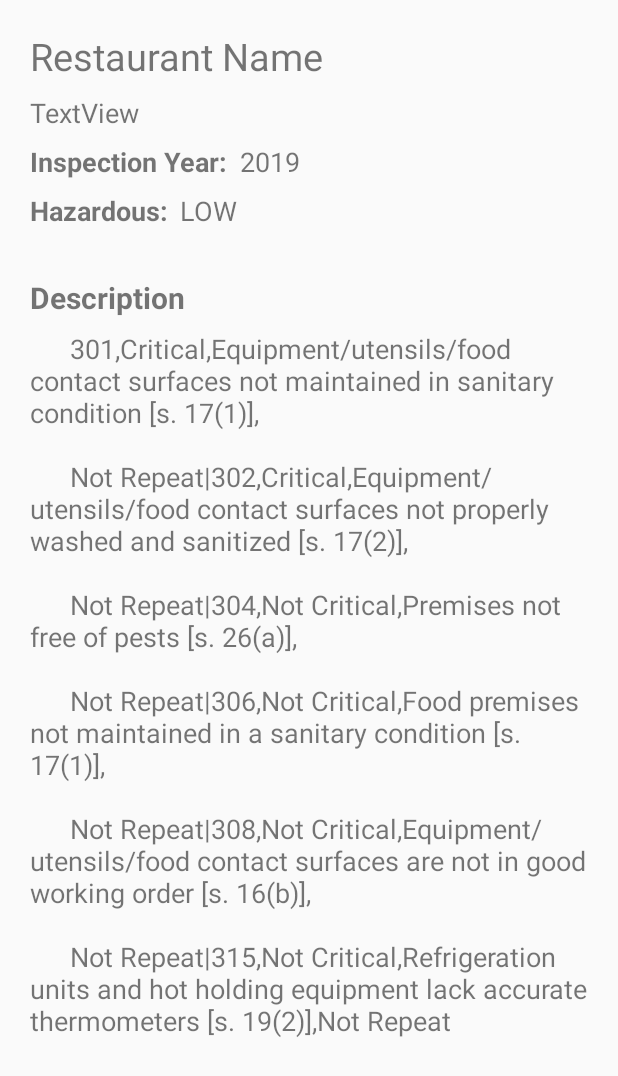
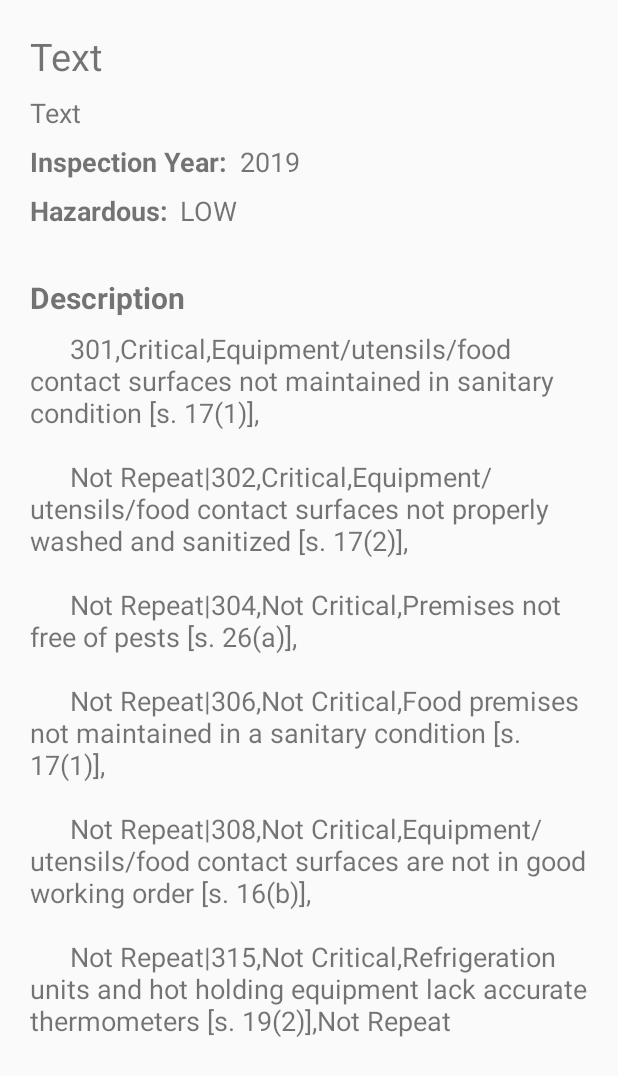
Before and after one commit to BretGG/Safe-Eats, an Android app: the layout activity_detail.xml on its own in the app's theme, with its tools: preview values and no code run, on a phone screen of 412 x 824 dp. Shown: the top 1076 px of the screen. Run offline under Robolectric (Android 15) with nearby library versions, the phone set to English and light mode, and no system bars.

Commit message:
Implemented the recycler view as fragment and combined code with developer branch

```diff
--- a/app/src/main/AndroidManifest.xml
+++ b/app/src/main/AndroidManifest.xml
@@ -39,6 +39,9 @@
                 <category android:name="android.intent.category.LAUNCHER" />
             </intent-filter>
         </activity>
+
+        <activity android:name=".RestaurantListFragment"></activity>
+        <activity android:name=".DetailActivity"></activity>
     </application>
 
 </manifest>
--- a/app/src/main/java/com/example/safe_eats/MapFragment.java
+++ b/app/src/main/java/com/example/safe_eats/MapFragment.java
@@ -31,6 +31,7 @@ public class MapFragment extends Fragment implements OnMapReadyCallback, GoogleM
     private boolean mLocationPermissionGranted = false;
     GoogleMap mMap;
     RestaurantDataManager manager = MapsActivity.manager;
+
     public View onCreateView(@NonNull LayoutInflater inflater,
                              ViewGroup container, Bundle savedInstanceState) {
 
@@ -40,7 +41,6 @@ public class MapFragment extends Fragment implements OnMapReadyCallback, GoogleM
 
         return v;
     }
-
 
     @Override
     public void onMapReady (GoogleMap googleMap){
@@ -60,6 +60,7 @@ public class MapFragment extends Fragment implements OnMapReadyCallback, GoogleM
         }
         mMap.setOnMarkerClickListener(this);
     }
+
     private void getLocationPermission() {
         /*
          * Request location permission, so that we can get the location of the
@@ -78,6 +79,7 @@ public class MapFragment extends Fragment implements OnMapReadyCallback, GoogleM
                     PERMISSIONS_REQUEST_ACCESS_FINE_LOCATION);
         }
     }
+
     @Override
     public void onRequestPermissionsResult(int requestCode,
                                            @NonNull String permissions[],
@@ -95,6 +97,7 @@ public class MapFragment extends Fragment implements OnMapReadyCallback, GoogleM
         }
         updateLocationUI();
     }
+
     private void updateLocationUI() {
         if (mMap == null) {
             return;
--- a/app/src/main/java/com/example/safe_eats/RestaurantAdapter.java
+++ b/app/src/main/java/com/example/safe_eats/RestaurantAdapter.java
@@ -62,7 +62,7 @@ public class RestaurantAdapter extends RecyclerView.Adapter<RestaurantAdapter.Vi
         Context context = parent.getContext();
         LayoutInflater inflater = LayoutInflater.from(context);
 
-        View listView = inflater.inflate(R.layout.recycler_row_layout, parent, false);
+        View listView = inflater.inflate(R.layout.row_layout, parent, false);
         ViewHolder viewHolder = new ViewHolder(listView, onRestaurantClickListener);
 
         return viewHolder;
--- a/app/src/main/res/layout/activity_detail.xml
+++ b/app/src/main/res/layout/activity_detail.xml
@@ -12,7 +12,7 @@
         android:id="@+id/tvDetailName"
         android:layout_width="wrap_content"
         android:layout_height="wrap_content"
-        android:text="Restaurant Name"
+        android:text="@string/placeholder"
         android:textSize="25sp"
         app:layout_constraintLeft_toLeftOf="parent"
         app:layout_constraintTop_toTopOf="parent" />
@@ -23,7 +23,7 @@
         android:layout_height="wrap_content"
         android:layout_marginTop="8dp"
         android:layout_marginBottom="8dp"
-        android:text="TextView"
+        android:text="@string/placeholder"
         android:textSize="18dp"
         app:layout_constraintBottom_toTopOf="@+id/tvDetailLabelYear"
         app:layout_constraintStart_toStartOf="parent"
@@ -34,7 +34,7 @@
         android:layout_width="wrap_content"
         android:layout_height="wrap_content"
         android:layout_marginTop="8dp"
-        android:text="Inspection Year:"
+        android:text="@string/inspection_year_label"
         android:textSize="18sp"
         android:textStyle="bold"
         app:layout_constraintStart_toStartOf="parent"
@@ -55,7 +55,7 @@
         android:layout_width="wrap_content"
         android:layout_height="wrap_content"
         android:layout_marginTop="8dp"
-        android:text="Hazardous:"
+        android:text="@string/hazardous_label"
         android:textSize="18sp"
         android:textStyle="bold"
         app:layout_constraintStart_toStartOf="parent"
@@ -76,7 +76,7 @@
         android:layout_width="wrap_content"
         android:layout_height="wrap_content"
         android:layout_marginTop="32dp"
-        android:text="Description"
+        android:text="@string/description_label"
         android:textSize="20sp"
         android:textStyle="bold"
         app:layout_constraintStart_toStartOf="parent"
--- a/app/src/main/res/layout/recycler_row_layout.xml
+++ b/app/src/main/res/layout/row_layout.xml
@@ -21,14 +21,14 @@
             android:maxLines="2"
             android:scrollHorizontally="false"
             android:textSize="20sp"
-            android:text="Dinasty"/>
+            android:text="@string/placeholder"/>
 
         <TextView
             android:id="@+id/tvRestaurantAddress"
             android:layout_width="match_parent"
             android:layout_height="wrap_content"
             android:textSize="15sp"
-            android:text="7488 lansdowne rd"/>
+            android:text="@string/placeholder"/>
 
     </LinearLayout>
 
@@ -43,7 +43,7 @@
         android:layout_height="match_parent"
         android:textSize="25dp"
         android:gravity="center"
-        android:text="GOOD"/>
+        android:text="@string/placeholder"/>
 
 
 </LinearLayout>
--- a/app/src/main/res/navigation/mobile_navigation.xml
+++ b/app/src/main/res/navigation/mobile_navigation.xml
@@ -13,6 +13,6 @@
     <fragment
         android:id="@+id/nav_list"
         android:label="List View"
-        android:name="com.example.safe_eats.ListFragment"
+        android:name="com.example.safe_eats.RestaurantListFragment"
         tools:layout="@layout/fragment_list"/>
 </navigation>
--- a/app/src/main/res/values/strings.xml
+++ b/app/src/main/res/values/strings.xml
@@ -10,5 +10,9 @@
     <string name="action_settings">Settings</string>
     <string name="drawer_open">Open Drawer</string>
     <string name="drawer_close">Close Drawer</string>
+    <string name="placeholder">Text</string>
+    <string name="inspection_year_label">Inspection Year:</string>
+    <string name="hazardous_label">Hazardous:</string>
+    <string name="description_label">Description</string>
 
 </resources>
```
Also changed, not shown: app/src/main/java/com/example/safe_eats/ListFragment.java (deleted, +0 -20 lines), app/src/main/java/com/example/safe_eats/RestaurantListFragment.java (renamed from app/src/main/java/com/example/safe_eats/RestaurantListViewActivity.java, +30 -28 lines), app/src/main/res/layout/activity_restaurant_list_view.xml (deleted, +0 -34 lines), app/src/main/res/layout/fragment_list.xml (+9 -18 lines), app/src/main/res/layout/restaurant_recycler_view.xml (deleted, +0 -15 lines).
